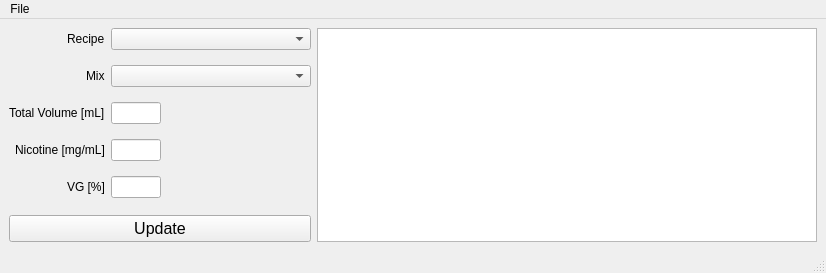
Above: yacc_main_window.ui from aswild/yacc before the change. Below: the same form after it.
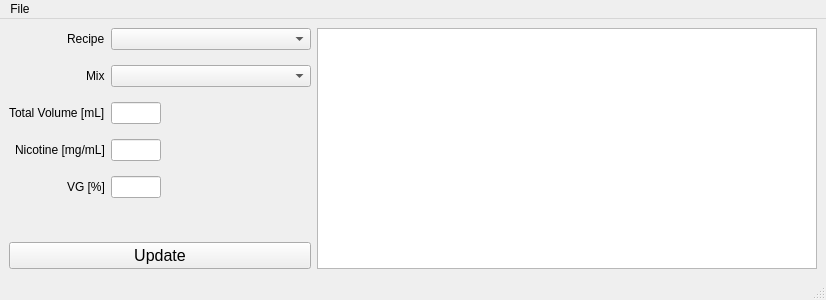
That is the form after the change.

Commit message: status bar messages; auto max VG/PG; window size tweak

Patch:
```diff
--- a/yacc_main_window.ui
+++ b/yacc_main_window.ui
@@ -7,7 +7,7 @@
     <x>0</x>
     <y>0</y>
     <width>821</width>
-    <height>273</height>
+    <height>300</height>
    </rect>
   </property>
   <property name="sizePolicy">
```
The commit also changes 3 other files.
